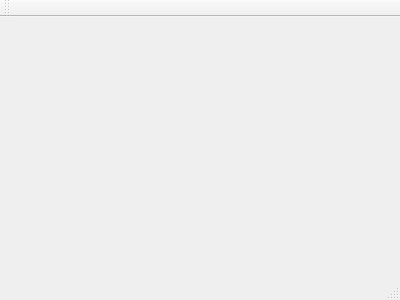
This is mainwindow.ui in Demon-Cat/StockMonitor as Qt 5 draws it before an edit. The edited form follows.
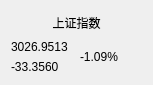
This is the edited form.

Commit message: 完成界面移动

```diff
--- a/mainwindow.ui
+++ b/mainwindow.ui
@@ -1,24 +1,62 @@
 <ui version="4.0">
  <class>MainWindow</class>
- <widget class="QMainWindow" name="MainWindow" >
-  <property name="geometry" >
+ <widget class="QMainWindow" name="MainWindow">
+  <property name="geometry">
    <rect>
     <x>0</x>
     <y>0</y>
-    <width>400</width>
-    <height>300</height>
+    <width>153</width>
+    <height>85</height>
    </rect>
   </property>
   <property name="windowTitle" >
    <string>MainWindow</string>
   </property>
-  <widget class="QMenuBar" name="menuBar" />
-  <widget class="QToolBar" name="mainToolBar" />
-  <widget class="QWidget" name="centralWidget" />
-  <widget class="QStatusBar" name="statusBar" />
+  <widget class="QWidget" name="centralWidget">
+   <layout class="QVBoxLayout" name="verticalLayout_2">
+    <item>
+     <widget class="QLabel" name="label">
+      <property name="text">
+       <string>上证指数</string>
+      </property>
+      <property name="alignment">
+       <set>Qt::AlignCenter</set>
+      </property>
+     </widget>
+    </item>
+    <item>
+     <layout class="QHBoxLayout" name="horizontalLayout">
+      <item>
+       <layout class="QVBoxLayout" name="verticalLayout">
+        <item>
+         <widget class="QLabel" name="label_2">
+          <property name="text">
+           <string>3026.9513</string>
+          </property>
+         </widget>
+        </item>
+        <item>
+         <widget class="QLabel" name="label_3">
+          <property name="text">
+           <string>-33.3560</string>
+          </property>
+         </widget>
+        </item>
+       </layout>
+      </item>
+      <item>
+       <widget class="QLabel" name="label_4">
+        <property name="text">
+         <string>-1.09%</string>
+        </property>
+       </widget>
+      </item>
+     </layout>
+    </item>
+   </layout>
+  </widget>
  </widget>
- <layoutDefault spacing="6" margin="11" />
- <pixmapfunction></pixmapfunction>
+ <layoutdefault spacing="6" margin="11"/>
  <resources/>
  <connections/>
 </ui>
```
Left out of the diff: 3 changed lines with no effect on the pictures. The commit also changes 3 other files.
